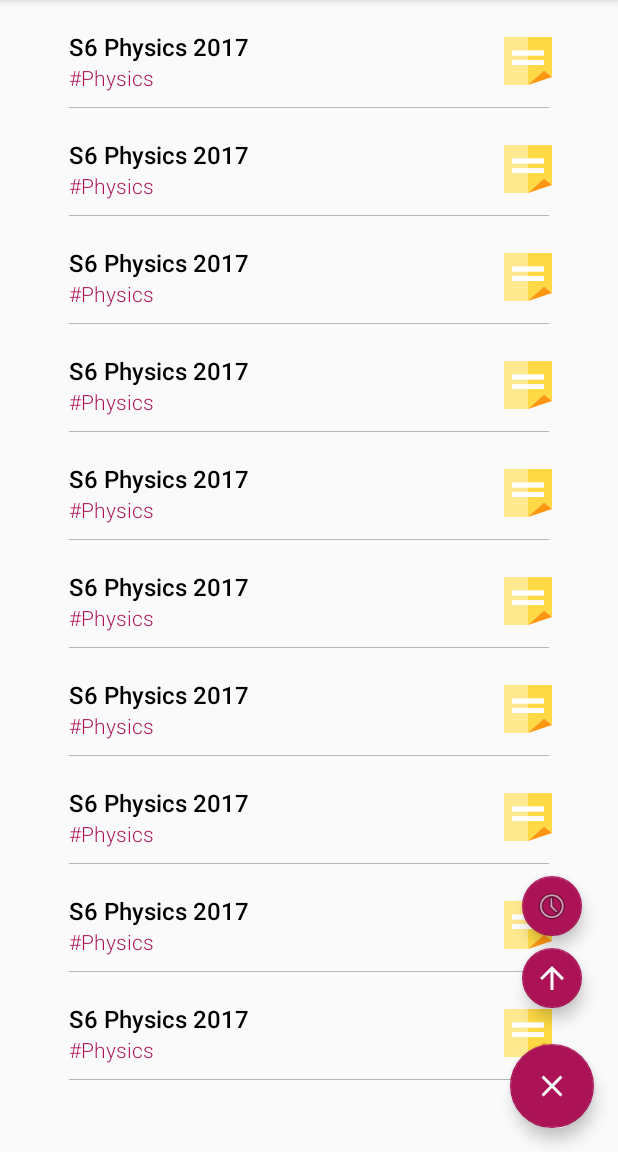
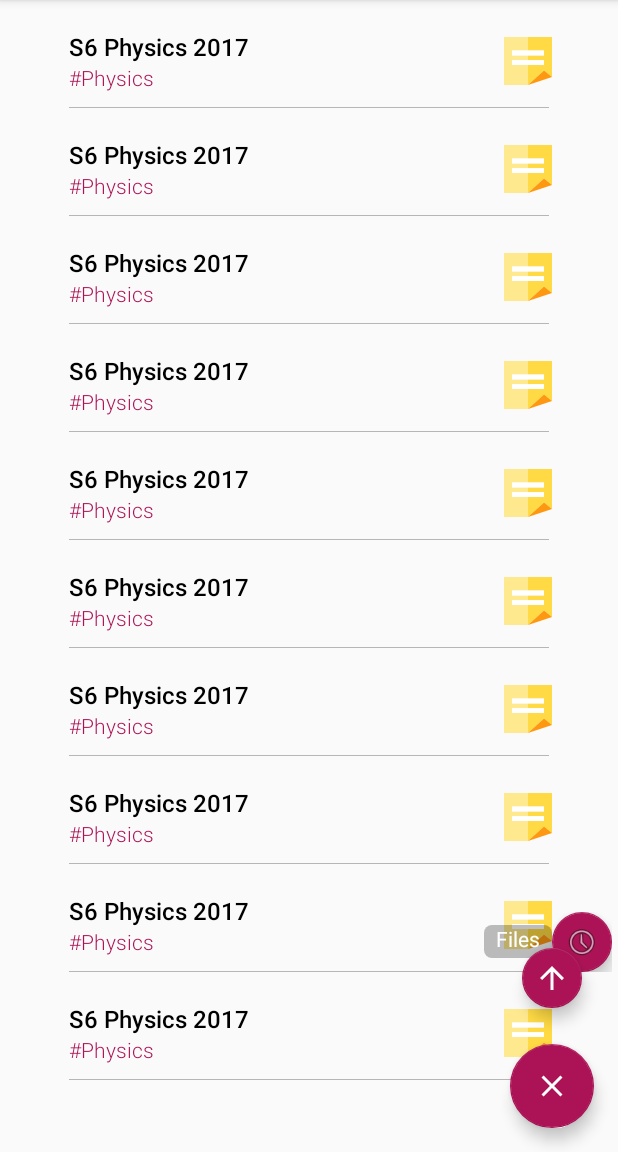
Before and after one commit to igorofainc/paperbank-android, an Android app: the PaperBankMainActivity screen opened directly, with no data from a screen before it, after a tap on an icon or button, on a phone screen of 412 x 824 dp, the part 84-1236 px from its top. Run offline under Robolectric (Android 15) with nearby library versions, the phone set to English and light mode, and no system bars; our stand-ins replace RxJava.

Commit message:
work on floating custom views

```diff
--- a/app/src/main/java/com/igorofa/paperbank/paperbank/activities/PaperBankMainActivity.java
+++ b/app/src/main/java/com/igorofa/paperbank/paperbank/activities/PaperBankMainActivity.java
@@ -10,6 +10,7 @@ import android.widget.TextView;
 import android.widget.Toast;
 
 import com.igorofa.paperbank.paperbank.R;
+import com.igorofa.paperbank.paperbank.views.FloatingActionButtonWithHintText;
 import com.igorofa.paperbank.paperbank.views.ToggleFloatingActionButton;
 
 import io.reactivex.disposables.CompositeDisposable;
@@ -22,7 +23,8 @@ public class PaperBankMainActivity extends AbstractToolbarActivity {
     CompositeDisposable mCompositeDisposable;
     ToggleFloatingActionButton mainFloatingActionButton;
 
-    FloatingActionButton uploadFileFloatingActionButton, recentFilesFloatingActionButton;
+    FloatingActionButton uploadFileFloatingActionButton;
+    FloatingActionButtonWithHintText recentFilesFloatingActionButton;
 
     @Override
     public int getLayout() {
@@ -46,7 +48,7 @@ public class PaperBankMainActivity extends AbstractToolbarActivity {
         mainFloatingActionButton = (ToggleFloatingActionButton) findViewById(R.id.floating_button);
 
         uploadFileFloatingActionButton = (FloatingActionButton) findViewById(R.id.upload_file_floating_button);
-        recentFilesFloatingActionButton = (FloatingActionButton) findViewById(R.id.recent_files_floating_button);
+        recentFilesFloatingActionButton = (FloatingActionButtonWithHintText) findViewById(R.id.recent_files_floating_button);
     }
 
     @Override
--- /dev/null
+++ b/app/src/main/java/com/igorofa/paperbank/paperbank/views/FloatingActionButtonWithHintText.java
@@ -0,0 +1,99 @@
+package com.igorofa.paperbank.paperbank.views;
+
+import android.annotation.TargetApi;
+import android.content.Context;
+import android.content.res.TypedArray;
+import android.graphics.drawable.Drawable;
+import android.os.Build;
+import android.support.annotation.Nullable;
+import android.support.design.widget.FloatingActionButton;
+import android.util.AttributeSet;
+import android.view.InflateException;
+import android.view.LayoutInflater;
+import android.widget.LinearLayout;
+
+import com.igorofa.paperbank.paperbank.R;
+
+/**
+ * Created by laz on 13/03/17.
+ */
+
+public class FloatingActionButtonWithHintText extends LinearLayout {
+    private HintTextBoxView mHintTextBoxView;
+    private FloatingActionButton mFloatingActionButton;
+
+    private String hintText;
+    private Drawable imageSrcRes;
+
+    public FloatingActionButtonWithHintText(Context context) {
+        super(context);
+        init(context, null, 0, 0);
+    }
+
+    public FloatingActionButtonWithHintText(Context context, @Nullable AttributeSet attrs) {
+        super(context, attrs);
+        init(context, attrs, 0, 0);
+    }
+
+    public FloatingActionButtonWithHintText(Context context, @Nullable AttributeSet attrs, int defStyleAttr) {
+        super(context, attrs, defStyleAttr);
+        init(context, attrs, defStyleAttr, 0);
+    }
+
+    @TargetApi(Build.VERSION_CODES.LOLLIPOP)
+    public FloatingActionButtonWithHintText(Context context, AttributeSet attrs, int defStyleAttr, int defStyleRes) {
+        super(context, attrs, defStyleAttr, defStyleRes);
+        init(context, attrs, defStyleAttr, defStyleRes);
+    }
+
+    private void init(Context context, AttributeSet attrs, int defStyleAttr, int defStyleRes){
+        TypedArray a = context.obtainStyledAttributes(attrs, R.styleable.FloatingActionButtonWithHintText);
+
+        if (!a.hasValue(R.styleable.FloatingActionButtonWithHintText_srcActionCompat)
+                || !a.hasValue(R.styleable.FloatingActionButtonWithHintText_hintText)){
+            throw new InflateException();
+        }
+
+        setOrientation(LinearLayout.HORIZONTAL);
+
+        hintText = a.getString(R.styleable.FloatingActionButtonWithHintText_hintText);
+        imageSrcRes = a.getDrawable(R.styleable.FloatingActionButtonWithHintText_srcActionCompat);
+
+        LayoutInflater inflater = (LayoutInflater) context.getSystemService(Context.LAYOUT_INFLATER_SERVICE);
+        inflater.inflate(R.layout.view_floating_action_button_with_text, this, true);
+
+//        mHintTextBoxView = (HintTextBoxView) getChildAt(0);
+//        mHintTextBoxView.setHintText(hintText);
+
+        mFloatingActionButton = (FloatingActionButton) getChildAt(1);
+        mFloatingActionButton.setImageDrawable(imageSrcRes);
+
+        a.recycle();
+    }
+
+    public HintTextBoxView getHintTextBoxView() {
+        return mHintTextBoxView;
+    }
+
+    public FloatingActionButton getFloatingActionButton() {
+        return mFloatingActionButton;
+    }
+
+    public String getHintText() {
+        return hintText;
+    }
+
+    public void setHintText(String hintText) {
+        this.hintText = hintText;
+        mHintTextBoxView.setHintText(this.hintText);
+    }
+
+    public Drawable getImageSrcRes() {
+        return imageSrcRes;
+    }
+
+    public void setImageSrcRes(Drawable imageSrcRes) {
+        this.imageSrcRes = imageSrcRes;
+        mFloatingActionButton.setImageDrawable(this.imageSrcRes);
+    }
+}
--- /dev/null
+++ b/app/src/main/java/com/igorofa/paperbank/paperbank/views/HintTextBoxView.java
@@ -0,0 +1,131 @@
+package com.igorofa.paperbank.paperbank.views;
+
+import android.annotation.TargetApi;
+import android.content.Context;
+import android.content.res.TypedArray;
+import android.graphics.Canvas;
+import android.graphics.Color;
+import android.graphics.Paint;
+import android.os.Build;
+import android.support.annotation.Nullable;
+import android.text.TextPaint;
+import android.util.AttributeSet;
+import android.util.TypedValue;
+import android.view.View;
+
+import com.igorofa.paperbank.paperbank.R;
+
+/**
+ * Created by laz on 13/03/17.
+ */
+
+public class HintTextBoxView extends View {
+    private final float DEFAULT_TEXT_SIZE_SP = 14;
+    private final float PADDING_LEFT_RIGHT_DP = 4;
+    private final float PADDING_TOP_BOTTOM_DP = 2;
+    private static final int DEFAULT_RECT_RADIUS = 3;
+
+    private float mCenterX;
+    private float mCenterY;
+    private float mRadius;
+
+    private float padding_left_px;
+    private float padding_top_px;
+
+    private float textSize;
+
+    private TextPaint hintTextPaint;
+    private String hintText = "Hello";
+
+
+    public HintTextBoxView(Context context) {
+        super(context);
+        init(context, null, 0, 0);
+    }
+
+    public HintTextBoxView(Context context, @Nullable AttributeSet attrs) {
+        super(context, attrs);
+        init(context, attrs, 0, 0);
+    }
+
+    public HintTextBoxView(Context context, @Nullable AttributeSet attrs, int defStyleAttr) {
+        super(context, attrs, defStyleAttr);
+        init(context, attrs, defStyleAttr, 0);
+    }
+
+    @TargetApi(Build.VERSION_CODES.LOLLIPOP)
+    public HintTextBoxView(Context context, @Nullable AttributeSet attrs, int defStyleAttr, int defStyleRes) {
+        super(context, attrs, defStyleAttr, defStyleRes);
+        init(context, attrs, defStyleAttr, defStyleRes);
+    }
+
+    private void init(Context context, @Nullable AttributeSet attrs, int defStyleAttr, int defStyleRes){
+        TypedArray atp = context.obtainStyledAttributes(attrs, R.styleable.HintTextBoxView);
+        float defaultTextSize = TypedValue.applyDimension(TypedValue.COMPLEX_UNIT_SP,
+                DEFAULT_TEXT_SIZE_SP, getResources().getDisplayMetrics());
+
+        padding_left_px = TypedValue.applyDimension(TypedValue.COMPLEX_UNIT_DIP, PADDING_LEFT_RIGHT_DP, getResources().getDisplayMetrics());
+        padding_top_px = TypedValue.applyDimension(TypedValue.COMPLEX_UNIT_DIP, PADDING_TOP_BOTTOM_DP, getResources().getDisplayMetrics());
+
+        if (atp.hasValue(R.styleable.HintTextBoxView_text)){
+            hintText = atp.getString(R.styleable.HintTextBoxView_text);
+        }
+        if (atp.hasValue(R.styleable.HintTextBoxView_textSize)){
+            textSize = atp.getDimensionPixelSize(R.styleable.HintTextBoxView_textSize, (int) defaultTextSize);
+        }else {
+            textSize = defaultTextSize;
+        }
+        atp.recycle();
+
+        setBackgroundResource(R.drawable.round_rect);
+        hintTextPaint = new TextPaint(Paint.ANTI_ALIAS_FLAG);
+        hintTextPaint.setColor(Color.WHITE);
+        hintTextPaint.setTextSize(textSize);
+        hintTextPaint.setTextAlign(Paint.Align.CENTER);
+
+        mRadius = DEFAULT_RECT_RADIUS * context.getResources().getDisplayMetrics().density;
+
+    }
+
+    public String getHintText() {
+        return hintText;
+    }
+
+    public void setHintText(String hintText) {
+        this.hintText = hintText;
+        postInvalidate();
+        requestLayout();
+    }
+
+    public void setTextSize(float textSize) {
+        this.textSize = textSize;
+        hintTextPaint.setTextSize(textSize);
+        invalidate();
+        requestLayout();
+    }
+
+    @Override
+    protected void onMeasure(int widthMeasureSpec, int heightMeasureSpec) {
+        super.onMeasure(widthMeasureSpec, heightMeasureSpec);
+        float paddingWidth = padding_left_px + padding_left_px + getPaddingRight() + getPaddingLeft();
+        float paddingHeight = padding_top_px + padding_top_px + getPaddingTop() + getPaddingBottom();
+
+        float textWidth = hintTextPaint.measureText(hintText);
+        float textHeight = hintTextPaint.getFontMetrics().bottom + hintTextPaint.getFontMetrics().top * -1;
+
+        float width = textWidth + paddingWidth;
+        float height = textHeight + paddingHeight;
+
+        setMeasuredDimension(resolveSize((int) width, widthMeasureSpec), resolveSize((int) height, heightMeasureSpec));
+
+    }
+
+    @Override
+    protected void onDraw(Canvas canvas) {
+//        float startX = padding_left_px;
+        float startX = padding_left_px + getPaddingLeft() + hintTextPaint.measureText(hintText) * 0.5f;
+        float startY =  padding_top_px + getPaddingTop() + hintTextPaint.getFontMetrics().ascent * -1;
+
+        canvas.drawText(hintText, startX, startY, hintTextPaint);
+    }
+}
--- /dev/null
+++ b/app/src/main/res/drawable/round_rect.xml
@@ -0,0 +1,6 @@
+<?xml version="1.0" encoding="utf-8"?>
+<shape xmlns:android="http://schemas.android.com/apk/res/android"
+    android:shape="rectangle">
+    <solid android:color="@color/hintBoxColor"/>
+    <corners android:radius="5dp"/>
+</shape>
--- a/app/src/main/res/layout/activity_main_paper_bank.xml
+++ b/app/src/main/res/layout/activity_main_paper_bank.xml
@@ -41,18 +41,14 @@
         app:rippleColor="@color/ripple_fab_color"
         app:srcCompat="@drawable/ic_arrow_upward_white_24"/>
 
-    <android.support.design.widget.FloatingActionButton
+    <com.igorofa.paperbank.paperbank.views.FloatingActionButtonWithHintText
         android:id="@+id/recent_files_floating_button"
         android:layout_width="wrap_content"
         android:layout_height="wrap_content"
         android:layout_gravity="end|bottom"
-        android:layout_margin="@dimen/mini_fab_margin"
+        android:paddingRight="4dp"
+        android:paddingLeft="4dp"
         android:translationY="-120dp"
-        app:backgroundTint="@color/fab_color_tint"
-        app:borderWidth="0.5dp"
-        app:elevation="6dp"
-        app:fabSize="mini"
-        app:pressedTranslationZ="12dp"
-        app:rippleColor="@color/ripple_fab_color"
-        app:srcCompat="@drawable/ic_watch_later"/>
+        app:hintText="Files"
+        app:srcActionCompat="@drawable/ic_watch_later"/>
 </android.support.design.widget.CoordinatorLayout>
--- /dev/null
+++ b/app/src/main/res/layout/view_floating_action_button_with_text.xml
@@ -0,0 +1,36 @@
+<?xml version="1.0" encoding="utf-8"?>
+<merge
+    xmlns:android="http://schemas.android.com/apk/res/android"
+    xmlns:app="http://schemas.android.com/apk/res-auto"
+    xmlns:tools="http://schemas.android.com/tools"
+    android:layout_height="wrap_content"
+    android:layout_width="wrap_content">
+
+    <com.igorofa.paperbank.paperbank.views.HintTextBoxView
+        android:layout_height="wrap_content"
+        android:layout_width="wrap_content"
+        app:text="Files"
+        android:paddingLeft="4dp"
+        android:paddingRight="4dp"
+        android:layout_gravity="center_vertical"/>
+    <!--<TextView-->
+        <!--android:layout_height="wrap_content"-->
+        <!--android:layout_width="wrap_content"-->
+        <!--android:text="Files"-->
+        <!--android:layout_gravity="center_vertical"-->
+        <!--android:padding="5dp"-->
+        <!--android:background="@drawable/round_rect"/>-->
+
+    <android.support.design.widget.FloatingActionButton
+        android:id="@+id/upload_file_floating_button"
+        android:layout_width="wrap_content"
+        android:layout_height="wrap_content"
+        app:backgroundTint="@color/fab_color_tint"
+        app:borderWidth="0.5dp"
+        app:elevation="6dp"
+        app:fabSize="mini"
+        app:pressedTranslationZ="12dp"
+        app:rippleColor="@color/ripple_fab_color"
+        app:srcCompat="@drawable/ic_arrow_upward_white_24"
+        tools:visibility="visible"/>
+</merge>
--- a/app/src/main/res/values/colors.xml
+++ b/app/src/main/res/values/colors.xml
@@ -16,4 +16,6 @@
 
     <color name="colorControlHighlight">?android:colorControlHighlight</color>
     <color name="colorControlHighlight_below_21">#1F000000</color>
+
+    <color name="hintBoxColor">#42000000</color>
 </resources>
```
Also changed, not shown: app/src/main/res/values/attrs.xml (+10 -0 lines).
